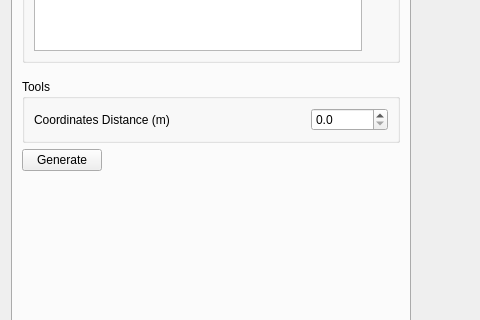
First picture: the form in src/ui/unstructured_mesh_dialog.ui, repository IPH-ECO/iph-eco-gui, before the edit; both pictures show x 0 to 480 and y 260 to 580 of the 1278 by 740 pixel window.
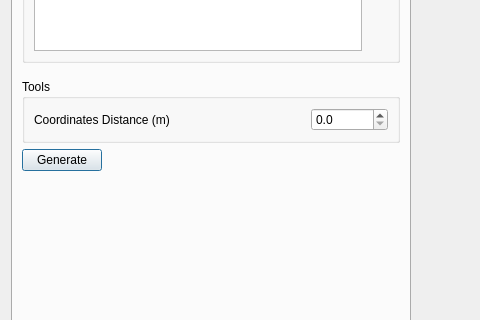
Second picture: the form after the edit. Icons and pictures are not drawn. Custom widgets are drawn as their Qt base class.

The edit to the form file:
```diff
--- a/src/ui/unstructured_mesh_dialog.ui
+++ b/src/ui/unstructured_mesh_dialog.ui
@@ -1,7 +1,7 @@
 <?xml version="1.0" encoding="UTF-8"?>
 <ui version="4.0">
  <class>UnstructuredMeshDialog</class>
- <widget class="QWidget" name="UnstructuredMeshDialog">
+ <widget class="QDialog" name="UnstructuredMeshDialog">
   <property name="geometry">
    <rect>
     <x>0</x>
```
Left out of the diff: 5 changed lines with no effect on the pictures. Lines whose indentation alone changed are shown as unchanged.
